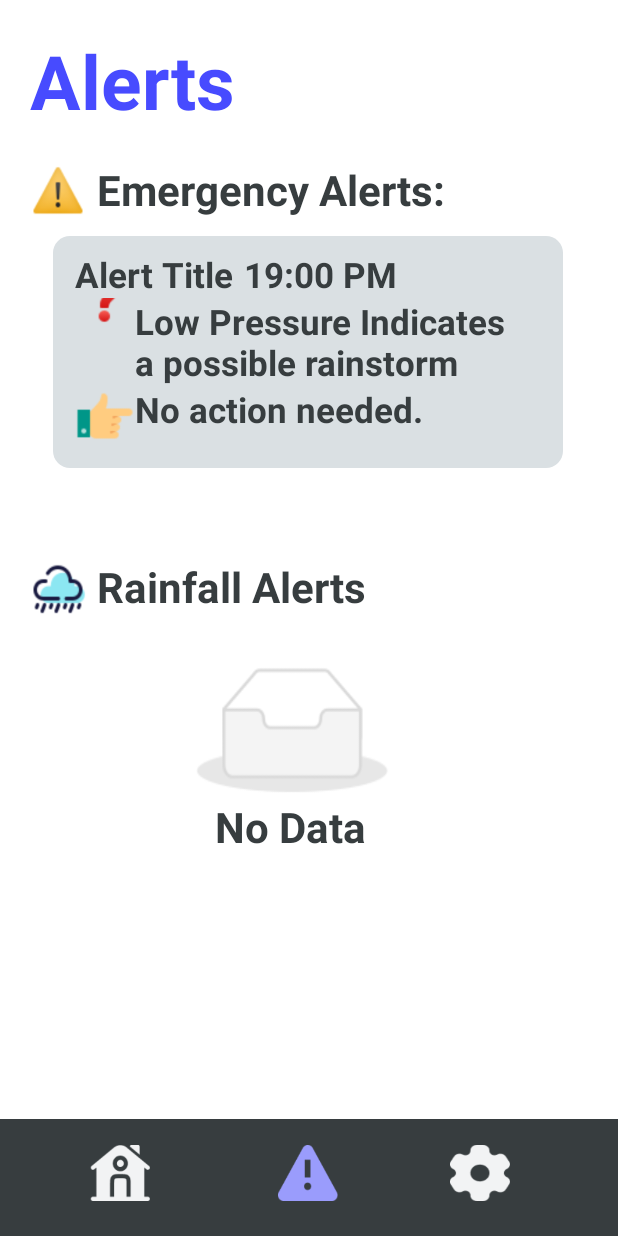
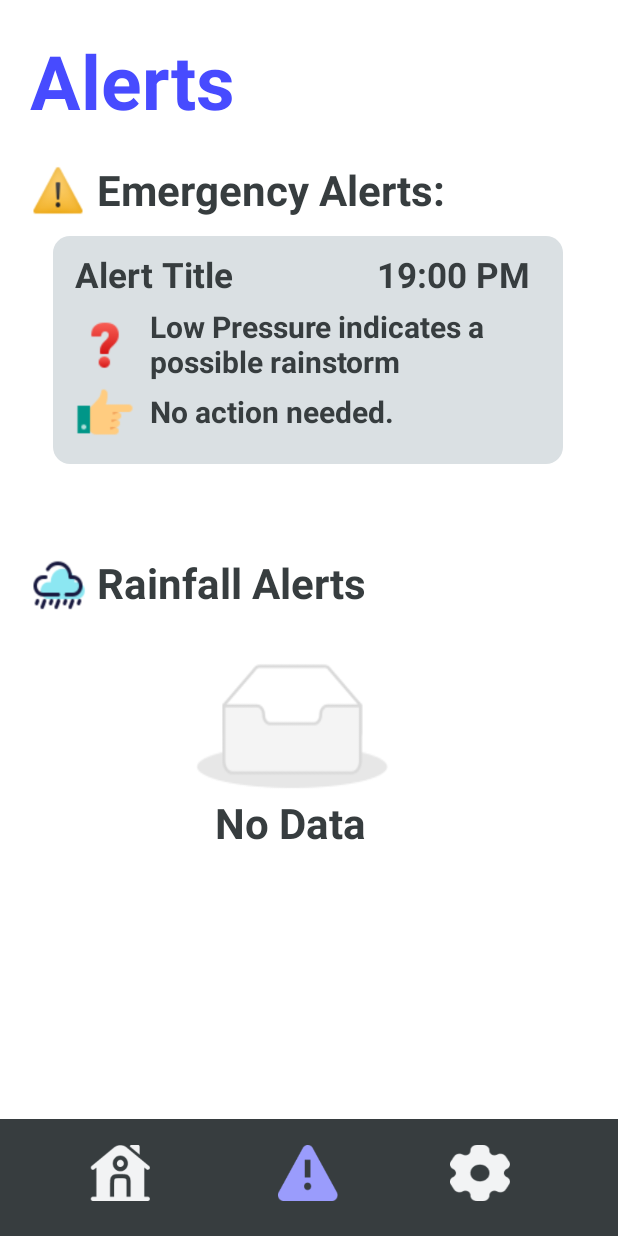
Before and after one commit to elshant/IAB330Ass2, an Android app: the AlertActivity screen opened directly, with no data from a screen before it, on a phone screen of 412 x 824 dp. Run offline under Robolectric (Android 15) with nearby library versions, the phone set to English and light mode, and no system bars.

Commit message:
Alert design now completed. Ready for functionality implementation

```diff
--- a/app/src/main/res/layout/activity_alert.xml
+++ b/app/src/main/res/layout/activity_alert.xml
@@ -72,9 +72,12 @@
 
                 <TextView
                     android:id="@+id/alertTitleTime"
-                    android:layout_width="match_parent"
+                    android:layout_width="wrap_content"
                     android:layout_height="wrap_content"
                     android:layout_marginEnd="7dp"
+                    android:layout_marginBottom="5dp"
+                    android:layout_weight="1"
+                    android:gravity="right"
                     android:text="19:00 PM"
                     android:textColor="#373D3F"
                     android:textSize="23sp"
@@ -85,13 +88,15 @@
             <LinearLayout
                 android:layout_width="wrap_content"
                 android:layout_height="wrap_content"
+                android:gravity="center"
                 android:orientation="horizontal">
 
                 <ImageView
                     android:id="@+id/descIcon"
                     android:layout_width="40dp"
                     android:layout_height="40dp"
-                    android:layout_marginTop="-20dp"
+                    android:layout_marginTop="0dp"
+                    android:layout_marginRight="10dp"
                     android:background="@drawable/desc_icon"
                     android:contentDescription="Description Icon" />
 
@@ -100,9 +105,9 @@
                     android:layout_width="match_parent"
                     android:layout_height="wrap_content"
                     android:layout_marginEnd="7dp"
-                    android:text="Low Pressure Indicates a possible rainstorm"
+                    android:text="Low Pressure indicates a possible rainstorm"
                     android:textColor="#373D3F"
-                    android:textSize="23sp"
+                    android:textSize="20sp"
                     android:textStyle="bold" />
 
             </LinearLayout>
@@ -110,12 +115,14 @@
             <LinearLayout
                 android:layout_width="match_parent"
                 android:layout_height="wrap_content"
+                android:gravity="center"
                 android:orientation="horizontal">
 
                 <ImageView
                     android:id="@+id/actionIcon"
                     android:layout_width="40dp"
                     android:layout_height="40dp"
+                    android:layout_marginRight="10dp"
                     android:background="@drawable/action_required"
                     android:contentDescription="Action Icon" />
 
@@ -126,7 +133,7 @@
                     android:layout_marginEnd="7dp"
                     android:text="No action needed."
                     android:textColor="#373D3F"
-                    android:textSize="23sp"
+                    android:textSize="20sp"
                     android:textStyle="bold" />
 
             </LinearLayout>
```
